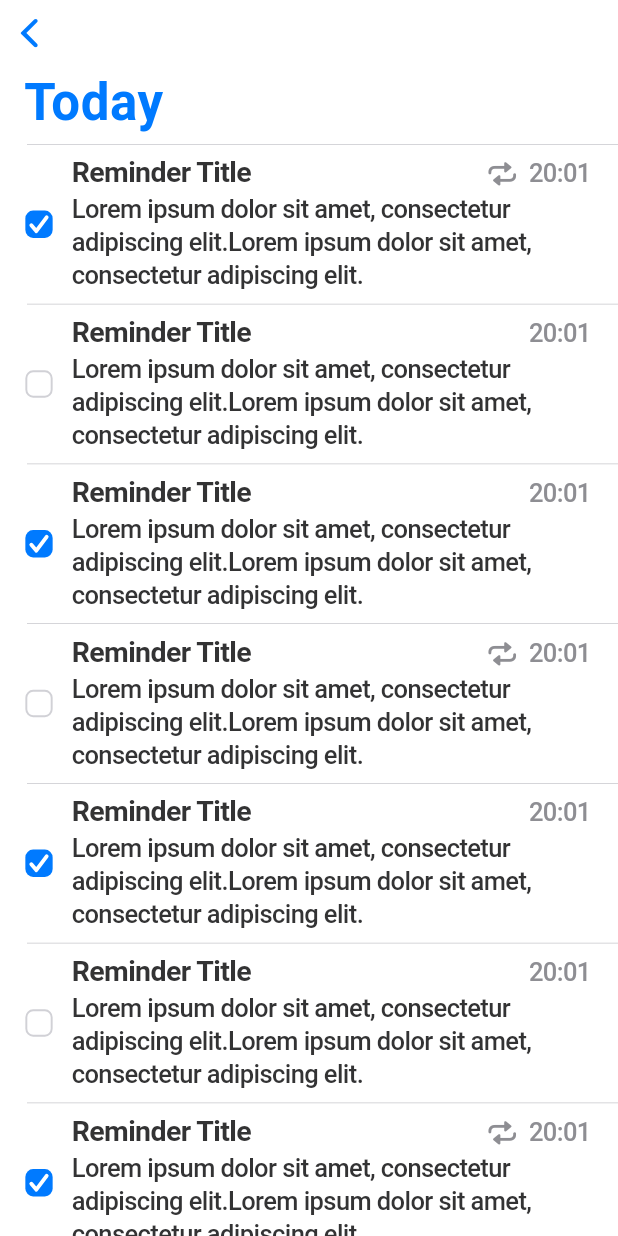
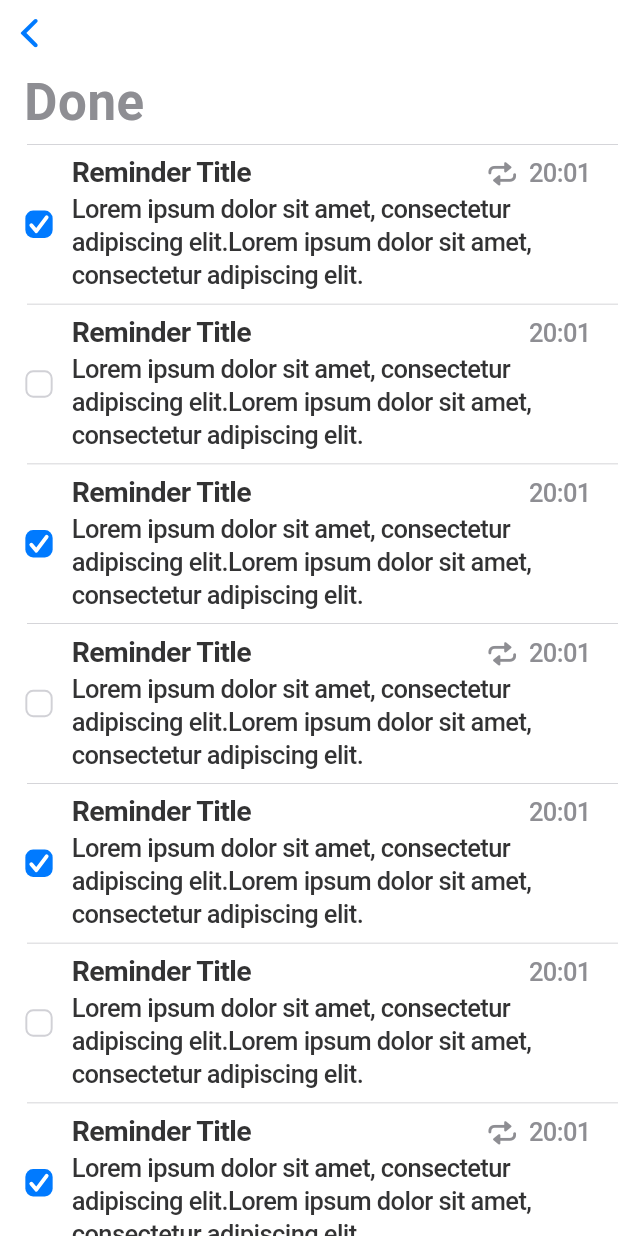
Before and after one commit to Rollfreeze/reminder_lite_flutter, a Flutter app: the screen it shows after launch, after a tap on "Done", on a phone screen of 412 x 824 dp. Run offline on Flutter 3.47's test engine with Material 3 defaults, Android fonts, the phone set to English and light mode, and no system bars; our stand-ins replace auto_route, flutter_bloc, freezed_annotation; missing offline and left inert: progress_circle; generated files the repository leaves out were written again.

Commit message:
wip: add BlocBuilder to ListingScreen

```diff
--- a/lib/features/listing/presentation/screens/listing_screen.dart
+++ b/lib/features/listing/presentation/screens/listing_screen.dart
@@ -1,7 +1,8 @@
 import 'package:auto_route/auto_route.dart';
 import 'package:flutter/cupertino.dart';
+import 'package:flutter_bloc/flutter_bloc.dart';
 import '../../../../core/data/models/reminder_category.dart';
-import '../../../../core/services/localization_service.dart';
+import '../../../../core/services/reminder_bloc/reminder_bloc.dart';
 import '../../../../core/style/app_colors.dart';
 import '../widgets/reminder_listing_item.dart';
 
@@ -41,7 +42,7 @@ class _ListingScreenState extends State<ListingScreen> {
     if (shouldCollapse) setState(() => _isTitleCollapsed = isCollapsed);
   }
 
-  Color get _titleColor => _isTitleCollapsed ? AppColors.black : AppColors.blue;
+  Color get _titleColor => _isTitleCollapsed ? AppColors.black : widget.category.color;
 
   @override
   Widget build(BuildContext context) {
@@ -54,13 +55,14 @@ class _ListingScreenState extends State<ListingScreen> {
     );
 
     return CupertinoPageScaffold(
-      child: CustomScrollView(
+      child: BlocBuilder<ReminderBloc, ReminderState>(
+        builder: (_, state) => CustomScrollView(
           controller: _controller,
           physics: const AlwaysScrollableScrollPhysics(),
           slivers: <Widget>[
             CupertinoSliverNavigationBar(
               largeTitle: Text(
-              LocalizationService.locale.today,
+                widget.category.name,
                 style: TextStyle(color: _titleColor),
               ),
             ),
@@ -82,6 +84,7 @@ class _ListingScreenState extends State<ListingScreen> {
             ),
           ],
         ),
+      ),
     );
   }
 }
```
Lines whose indentation alone changed are shown as unchanged.
